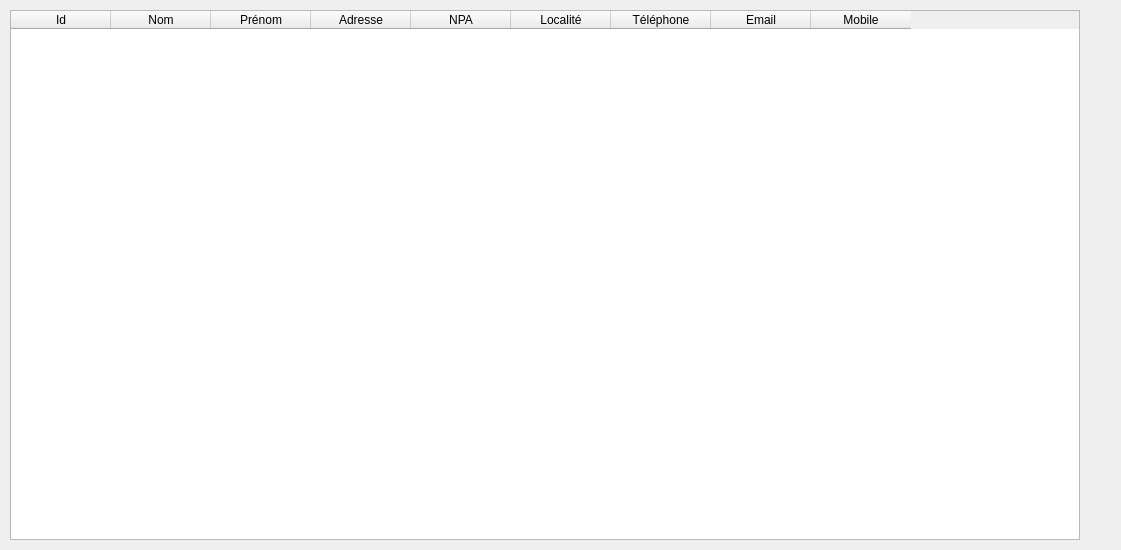
First picture: the form in view/customersView.ui, repository GruberAdam/Sploks, before the edit.
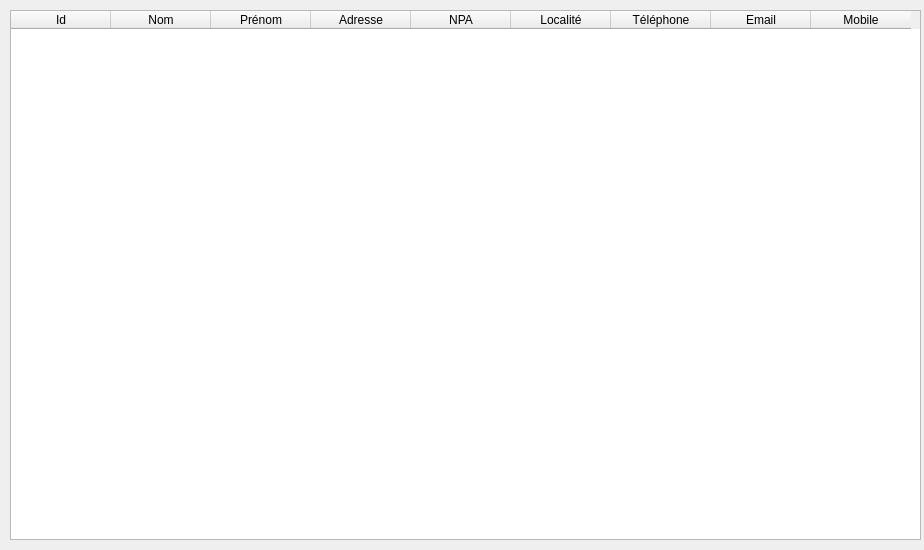
Second picture: the form after the edit.

What changed in the file:
```diff
--- a/view/customersView.ui
+++ b/view/customersView.ui
@@ -6,7 +6,7 @@
    <rect>
     <x>0</x>
     <y>0</y>
-    <width>1121</width>
+    <width>924</width>
     <height>550</height>
    </rect>
   </property>
@@ -19,7 +19,7 @@
      <rect>
       <x>10</x>
       <y>10</y>
-      <width>1070</width>
+      <width>911</width>
       <height>530</height>
      </rect>
     </property>
```
